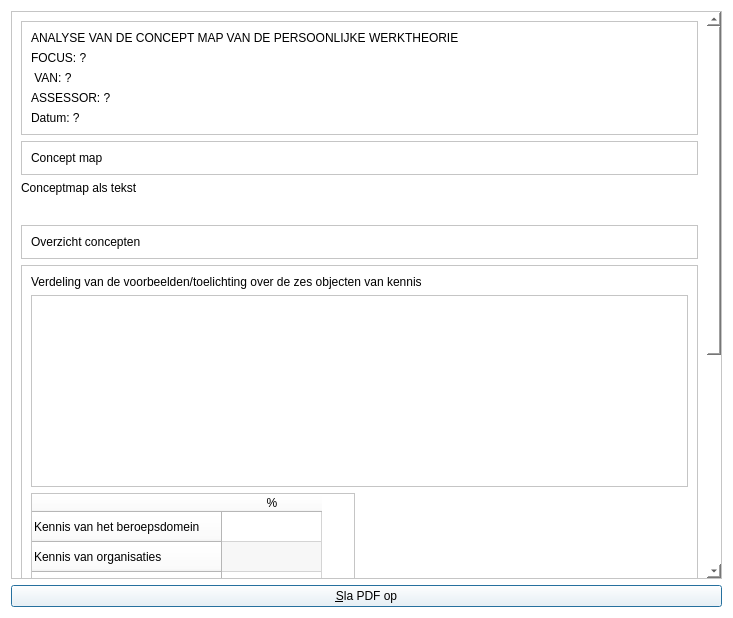
The window that qtbrainweaverprintratingdialog.ui (richelbilderbeek/BrainWeaver) describes before a commit, drawn with Qt 5.
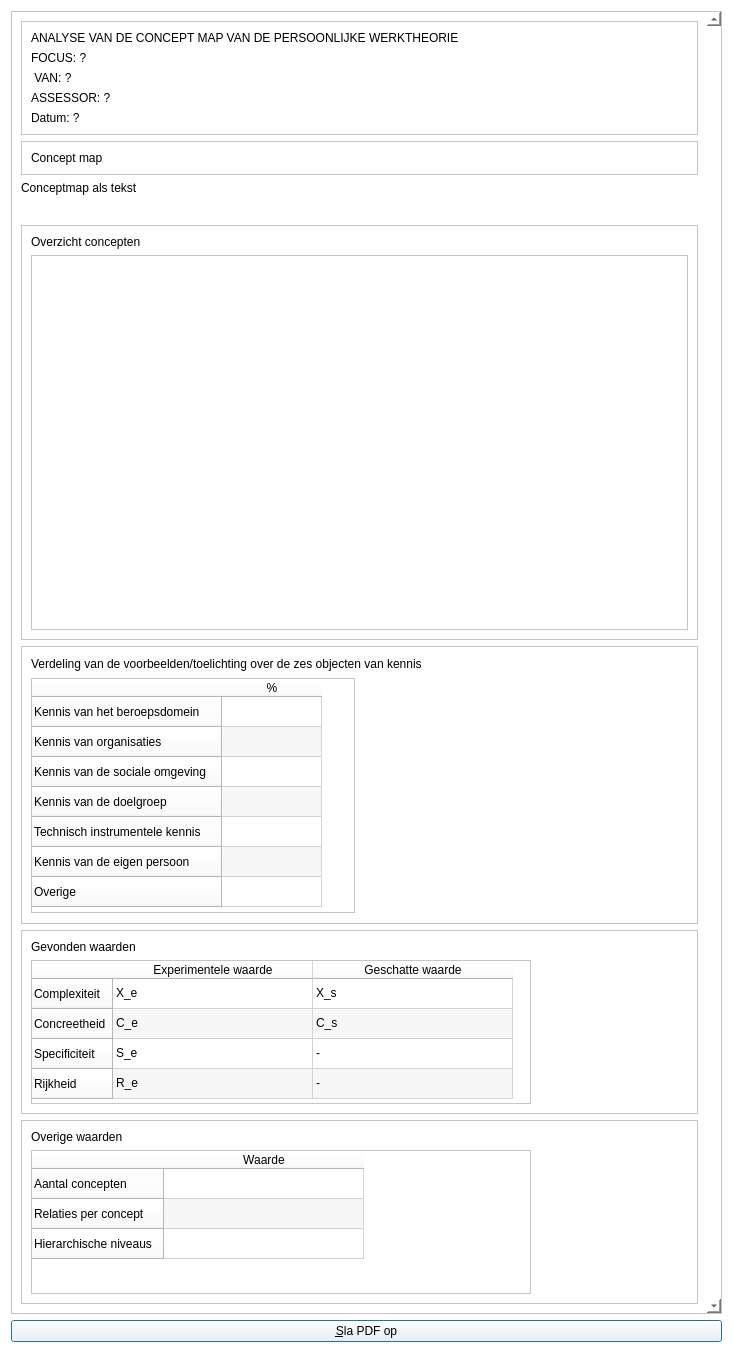
The same window after the commit. Icons and pictures are not drawn.

Diff of the .ui file:
```diff
--- a/qtbrainweaverprintratingdialog.ui
+++ b/qtbrainweaverprintratingdialog.ui
@@ -7,7 +7,7 @@
     <x>0</x>
     <y>0</y>
     <width>733</width>
-    <height>618</height>
+    <height>1353</height>
    </rect>
   </property>
   <property name="windowTitle">
@@ -38,7 +38,7 @@
         <x>0</x>
         <y>0</y>
         <width>696</width>
-        <height>965</height>
+        <height>1298</height>
        </rect>
       </property>
       <property name="maximumSize">
@@ -157,6 +157,52 @@
             </property>
            </widget>
           </item>
+          <item>
+           <widget class="QTableWidget" name="table_concepts">
+            <property name="sizePolicy">
+             <sizepolicy hsizetype="Expanding" vsizetype="MinimumExpanding">
+              <horstretch>0</horstretch>
+              <verstretch>0</verstretch>
+             </sizepolicy>
+            </property>
+            <property name="verticalScrollBarPolicy">
+             <enum>Qt::ScrollBarAlwaysOff</enum>
+            </property>
+            <property name="horizontalScrollBarPolicy">
+             <enum>Qt::ScrollBarAlwaysOff</enum>
+            </property>
+            <property name="alternatingRowColors">
+             <bool>true</bool>
+            </property>
+            <attribute name="horizontalHeaderVisible">
+             <bool>false</bool>
+            </attribute>
+            <attribute name="horizontalHeaderHighlightSections">
+             <bool>true</bool>
+            </attribute>
+            <attribute name="horizontalHeaderStretchLastSection">
+             <bool>true</bool>
+            </attribute>
+            <attribute name="verticalHeaderVisible">
+             <bool>false</bool>
+            </attribute>
+            <column>
+             <property name="text">
+              <string>Complexiteit</string>
+             </property>
+            </column>
+            <column>
+             <property name="text">
+              <string>Concreetheid</string>
+             </property>
+            </column>
+            <column>
+             <property name="text">
+              <string>Specificiteit</string>
+             </property>
+            </column>
+           </widget>
+          </item>
          </layout>
         </widget>
        </item>
@@ -194,52 +240,6 @@
             </property>
            </widget>
           </item>
-          <item>
-           <widget class="QTableWidget" name="table_concepts">
-            <property name="sizePolicy">
-             <sizepolicy hsizetype="Expanding" vsizetype="MinimumExpanding">
-              <horstretch>0</horstretch>
-              <verstretch>0</verstretch>
-             </sizepolicy>
-            </property>
-            <property name="verticalScrollBarPolicy">
-             <enum>Qt::ScrollBarAlwaysOff</enum>
-            </property>
-            <property name="horizontalScrollBarPolicy">
-             <enum>Qt::ScrollBarAlwaysOff</enum>
-            </property>
-            <property name="alternatingRowColors">
-             <bool>true</bool>
-            </property>
-            <attribute name="horizontalHeaderVisible">
-             <bool>false</bool>
-            </attribute>
-            <attribute name="horizontalHeaderHighlightSections">
-             <bool>true</bool>
-            </attribute>
-            <attribute name="horizontalHeaderStretchLastSection">
-             <bool>true</bool>
-            </attribute>
-            <attribute name="verticalHeaderVisible">
-             <bool>false</bool>
-            </attribute>
-            <column>
-             <property name="text">
-              <string>Complexiteit</string>
-             </property>
-            </column>
-            <column>
-             <property name="text">
-              <string>Concreetheid</string>
-             </property>
-            </column>
-            <column>
-             <property name="text">
-              <string>Specificiteit</string>
-             </property>
-            </column>
-           </widget>
-          </item>
           <item>
            <widget class="QTableWidget" name="table_examples">
             <property name="sizePolicy">
@@ -491,6 +491,86 @@
          </layout>
         </widget>
        </item>
+       <item>
+        <widget class="QFrame" name="frame_misc_values">
+         <property name="frameShape">
+          <enum>QFrame::StyledPanel</enum>
+         </property>
+         <property name="frameShadow">
+          <enum>QFrame::Raised</enum>
+         </property>
+         <layout class="QVBoxLayout" name="verticalLayout_9">
+          <item>
+           <widget class="QLabel" name="label_misc_values">
+            <property name="text">
+             <string>Overige waarden</string>
+            </property>
+           </widget>
+          </item>
+          <item>
+           <widget class="QTableWidget" name="table_misc_values">
+            <property name="sizePolicy">
+             <sizepolicy hsizetype="Expanding" vsizetype="Fixed">
+              <horstretch>0</horstretch>
+              <verstretch>0</verstretch>
+             </sizepolicy>
+            </property>
+            <property name="maximumSize">
+             <size>
+              <width>500</width>
+              <height>144</height>
+             </size>
+            </property>
+            <property name="verticalScrollBarPolicy">
+             <enum>Qt::ScrollBarAlwaysOff</enum>
+            </property>
+            <property name="horizontalScrollBarPolicy">
+             <enum>Qt::ScrollBarAlwaysOff</enum>
+            </property>
+            <property name="alternatingRowColors">
+             <bool>true</bool>
+            </property>
+            <attribute name="horizontalHeaderDefaultSectionSize">
+             <number>200</number>
+            </attribute>
+            <attribute name="horizontalHeaderMinimumSectionSize">
+             <number>100</number>
+            </attribute>
+            <row>
+             <property name="text">
+              <string>Aantal concepten</string>
+             </property>
+            </row>
+            <row>
+             <property name="text">
+              <string>Relaties per concept</string>
+             </property>
+            </row>
+            <row>
+             <property name="text">
+              <string>Hierarchische niveaus</string>
+             </property>
+            </row>
+            <column>
+             <property name="text">
+              <string>Waarde</string>
+             </property>
+            </column>
+            <item row="0" column="0">
+             <property name="text">
+              <string/>
+             </property>
+            </item>
+            <item row="1" column="0">
+             <property name="text">
+              <string/>
+             </property>
+            </item>
+           </widget>
+          </item>
+         </layout>
+        </widget>
+       </item>
       </layout>
      </widget>
     </widget>
```
Left out of the diff: 4 changed lines with no effect on the pictures.
